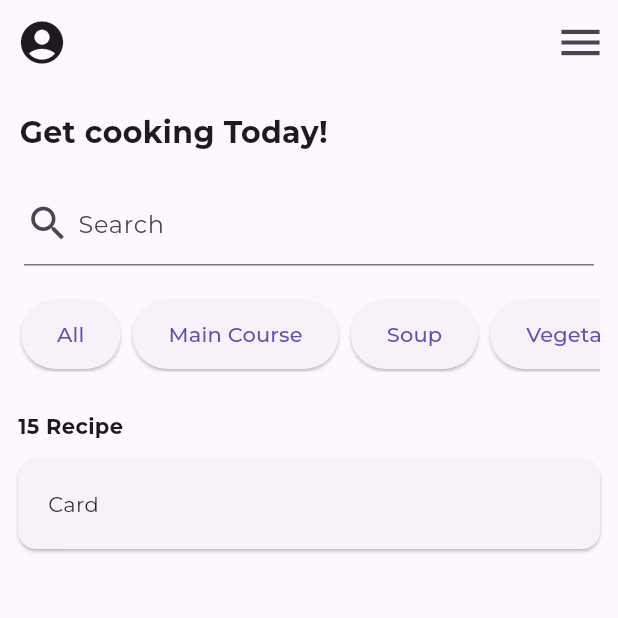
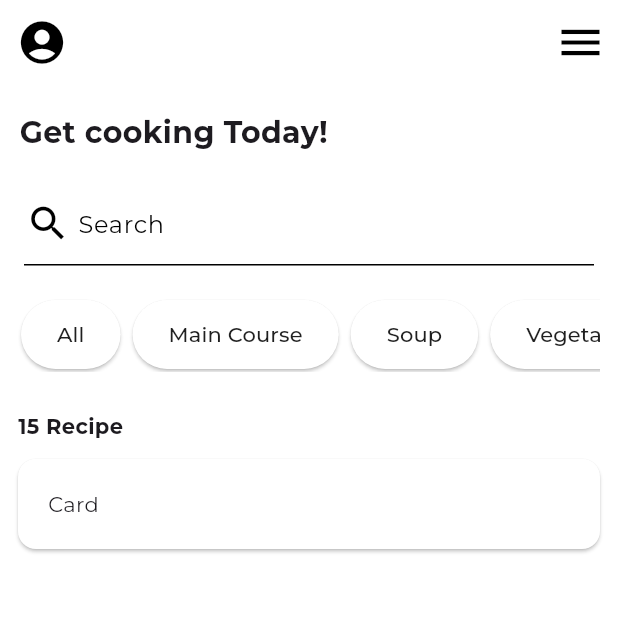
Before and after one commit to hamzahraihan/recipe_app_flutter, a Flutter app: the screen it shows after launch, on a phone screen of 412 x 824 dp, the top half of it. Run offline on Flutter 3.47's test engine with Material 3 defaults, Android fonts, the phone set to English and light mode, and no system bars; our stand-ins replace google_fonts; generated files the repository leaves out were written again.

Commit message:
Add color scheme for light mode

```diff
--- a/lib/src/app.dart
+++ b/lib/src/app.dart
@@ -58,7 +58,19 @@ class MyApp extends StatelessWidget {
           // Define a light and dark color theme. Then, read the user's
           // preferred ThemeMode (light, dark, or system default) from the
           // SettingsController to display the correct theme.
-          theme: ThemeData(textTheme: GoogleFonts.montserratTextTheme()),
+          theme: ThemeData(
+              textTheme: GoogleFonts.montserratTextTheme(),
+              colorScheme: ColorScheme(
+                brightness: Brightness.light,
+                primary: const Color(0xFF1F1F1F),
+                onPrimary: Colors.white,
+                secondary: const Color(0xff03dac6),
+                onSecondary: Colors.black,
+                error: const Color(0xffb00020),
+                onError: Colors.white,
+                surface: Colors.white,
+                onSurface: Colors.black,
+              )),
           darkTheme: ThemeData.dark().copyWith(
               textTheme:
                   GoogleFonts.montserratTextTheme(Typography.whiteMountainView),
```
